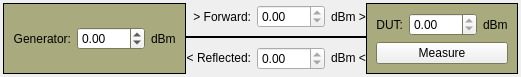
This is src/gui/transmittedpower_view.ui in eseo-emc/emctestbench as Qt 5 draws it before an edit. The edited form follows.
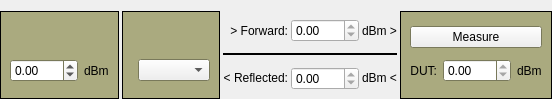
This is the edited form. Icons and pictures are not drawn. Custom widgets are drawn as their Qt base class.

Commit message: Generators now switch on and of automatically when setting the output power. Added EnumerateProperty and widget. TransmittedPower now manages its generators and the switch.

```diff
--- a/src/gui/transmittedpower_view.ui
+++ b/src/gui/transmittedpower_view.ui
@@ -6,20 +6,26 @@
    <rect>
     <x>0</x>
     <y>0</y>
-    <width>481</width>
-    <height>75</height>
+    <width>525</width>
+    <height>99</height>
    </rect>
   </property>
   <property name="windowTitle">
    <string>Form</string>
   </property>
-  <layout class="QHBoxLayout" name="horizontalLayout_3">
+  <layout class="QHBoxLayout" name="horizontalLayout">
    <property name="spacing">
-    <number>0</number>
-   </property>
-   <property name="margin">
     <number>3</number>
    </property>
+   <property name="leftMargin">
+    <number>0</number>
+   </property>
+   <property name="rightMargin">
+    <number>0</number>
+   </property>
+   <property name="bottomMargin">
+    <number>0</number>
+   </property>
    <item>
     <widget class="QFrame" name="frame">
      <property name="palette">
@@ -95,39 +101,163 @@
      <property name="frameShadow">
       <enum>QFrame::Plain</enum>
      </property>
-     <layout class="QHBoxLayout" name="horizontalLayout">
-      <item>
-       <widget class="QLabel" name="label">
+     <layout class="QFormLayout" name="formLayout">
+      <item row="0" column="0" colspan="2">
+       <widget class="QPushButton" name="pushButton">
+        <property name="minimumSize">
+         <size>
+          <width>32</width>
+          <height>32</height>
+         </size>
+        </property>
         <property name="text">
-         <string>Generator:</string>
+         <string/>
         </property>
-        <property name="alignment">
-         <set>Qt::AlignRight|Qt::AlignTrailing|Qt::AlignVCenter</set>
+        <property name="icon">
+         <iconset resource="icons/icons.qrc">
+          <normaloff>:/devices/RfGenerator.png</normaloff>:/devices/RfGenerator.png</iconset>
         </property>
-       </widget>
-      </item>
-      <item>
-       <widget class="QDoubleSpinBox" name="generatorPower">
-        <property name="minimum">
-         <double>-130.000000000000000</double>
+        <property name="iconSize">
+         <size>
+          <width>32</width>
+          <height>32</height>
+         </size>
         </property>
+        <property name="flat">
+         <bool>true</bool>
+        </property>
        </widget>
       </item>
-      <item>
+      <item row="3" column="1">
        <widget class="QLabel" name="label_2">
         <property name="text">
          <string>dBm</string>
         </property>
        </widget>
       </item>
+      <item row="3" column="0">
+       <widget class="QDoubleSpinBox" name="generatorPower">
+        <property name="minimum">
+         <double>-130.000000000000000</double>
+        </property>
+       </widget>
+      </item>
+     </layout>
+    </widget>
+   </item>
+   <item>
+    <widget class="QFrame" name="frame_3">
+     <property name="palette">
+      <palette>
+       <active>
+        <colorrole role="Base">
+         <brush brushstyle="SolidPattern">
+          <color alpha="255">
+           <red>255</red>
+           <green>255</green>
+           <blue>255</blue>
+          </color>
+         </brush>
+        </colorrole>
+        <colorrole role="Window">
+         <brush brushstyle="SolidPattern">
+          <color alpha="255">
+           <red>170</red>
+           <green>170</green>
+           <blue>127</blue>
+          </color>
+         </brush>
+        </colorrole>
+       </active>
+       <inactive>
+        <colorrole role="Base">
+         <brush brushstyle="SolidPattern">
+          <color alpha="255">
+           <red>255</red>
+           <green>255</green>
+           <blue>255</blue>
+          </color>
+         </brush>
+        </colorrole>
+        <colorrole role="Window">
+         <brush brushstyle="SolidPattern">
+          <color alpha="255">
+           <red>170</red>
+           <green>170</green>
+           <blue>127</blue>
+          </color>
+         </brush>
+        </colorrole>
+       </inactive>
+       <disabled>
+        <colorrole role="Base">
+         <brush brushstyle="SolidPattern">
+          <color alpha="255">
+           <red>170</red>
+           <green>170</green>
+           <blue>127</blue>
+          </color>
+         </brush>
+        </colorrole>
+        <colorrole role="Window">
+         <brush brushstyle="SolidPattern">
+          <color alpha="255">
+           <red>170</red>
+           <green>170</green>
+           <blue>127</blue>
+          </color>
+         </brush>
+        </colorrole>
+       </disabled>
+      </palette>
+     </property>
+     <property name="autoFillBackground">
+      <bool>true</bool>
+     </property>
+     <property name="frameShape">
+      <enum>QFrame::Box</enum>
+     </property>
+     <property name="frameShadow">
+      <enum>QFrame::Plain</enum>
+     </property>
+     <layout class="QFormLayout" name="formLayout_2">
+      <property name="fieldGrowthPolicy">
+       <enum>QFormLayout::AllNonFixedFieldsGrow</enum>
+      </property>
+      <item row="0" column="0" colspan="2">
+       <widget class="QPushButton" name="pushButton_2">
+        <property name="minimumSize">
+         <size>
+          <width>32</width>
+          <height>32</height>
+         </size>
+        </property>
+        <property name="text">
+         <string/>
+        </property>
+        <property name="icon">
+         <iconset resource="icons/icons.qrc">
+          <normaloff>:/devices/Amplifier.png</normaloff>:/devices/Amplifier.png</iconset>
+        </property>
+        <property name="iconSize">
+         <size>
+          <width>32</width>
+          <height>32</height>
+         </size>
+        </property>
+        <property name="flat">
+         <bool>true</bool>
+        </property>
+       </widget>
+      </item>
+      <item row="3" column="1">
+       <widget class="EnumerateWidgetController" name="amplifier"/>
+      </item>
      </layout>
     </widget>
    </item>
    <item>
     <layout class="QGridLayout" name="gridLayout">
-     <property name="spacing">
-      <number>6</number>
-     </property>
      <item row="0" column="0">
       <widget class="QLabel" name="label_6">
        <property name="text">
@@ -276,7 +406,7 @@
       <enum>QFrame::Plain</enum>
      </property>
      <layout class="QGridLayout" name="gridLayout_2">
-      <item row="0" column="0">
+      <item row="1" column="0">
        <widget class="QLabel" name="label_3">
         <property name="text">
          <string>DUT:</string>
@@ -286,7 +416,7 @@
         </property>
        </widget>
       </item>
-      <item row="0" column="1">
+      <item row="1" column="1">
        <widget class="QDoubleSpinBox" name="transmittedPower">
         <property name="readOnly">
          <bool>true</bool>
@@ -296,14 +426,14 @@
         </property>
        </widget>
       </item>
-      <item row="0" column="2">
+      <item row="1" column="2">
        <widget class="QLabel" name="label_4">
         <property name="text">
          <string>dBm</string>
         </property>
        </widget>
       </item>
-      <item row="1" column="0" colspan="3">
+      <item row="0" column="0" colspan="3">
        <widget class="QPushButton" name="measure">
         <property name="text">
          <string>Measure</string>
@@ -315,6 +445,15 @@
    </item>
   </layout>
  </widget>
- <resources/>
+ <customwidgets>
+  <customwidget>
+   <class>EnumerateWidgetController</class>
+   <extends>QComboBox</extends>
+   <header>gui.enumeratewidget_controller.h</header>
+  </customwidget>
+ </customwidgets>
+ <resources>
+  <include location="icons/icons.qrc"/>
+ </resources>
  <connections/>
 </ui>
```
The commit also changes 12 other files.
